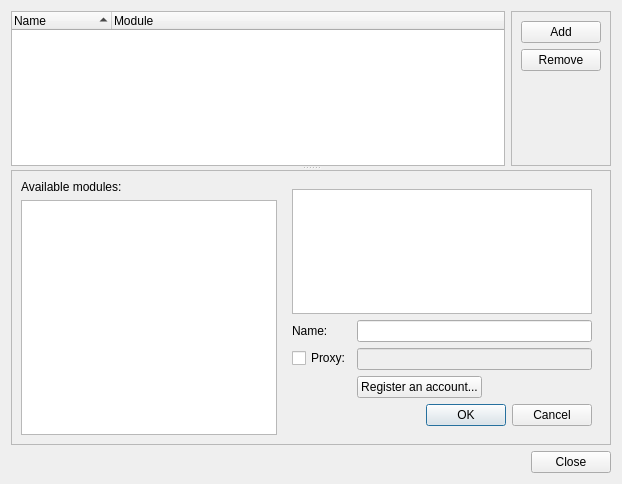
laurentb/weboob, file weboob/tools/application/qt/backendcfg.ui: the form before one commit.
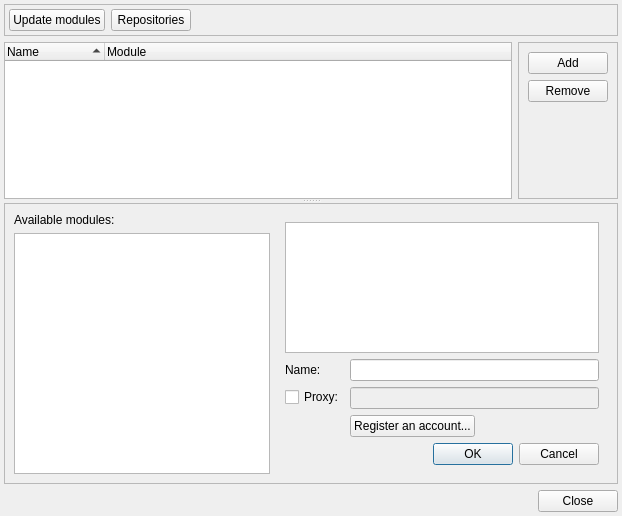
The form after the commit.

Commit message: add a repositories editor in weboob-config-qt

```diff
--- a/weboob/tools/application/qt/backendcfg.ui
+++ b/weboob/tools/application/qt/backendcfg.ui
@@ -7,13 +7,61 @@
     <x>0</x>
     <y>0</y>
     <width>622</width>
-    <height>484</height>
+    <height>516</height>
    </rect>
   </property>
   <property name="windowTitle">
    <string>Backends configuration</string>
   </property>
   <layout class="QVBoxLayout" name="verticalLayout_3">
+   <property name="spacing">
+    <number>6</number>
+   </property>
+   <property name="margin">
+    <number>4</number>
+   </property>
+   <item>
+    <widget class="QFrame" name="frame_3">
+     <property name="frameShape">
+      <enum>QFrame::StyledPanel</enum>
+     </property>
+     <property name="frameShadow">
+      <enum>QFrame::Raised</enum>
+     </property>
+     <layout class="QHBoxLayout" name="horizontalLayout_3">
+      <property name="margin">
+       <number>4</number>
+      </property>
+      <item>
+       <widget class="QPushButton" name="updateButton">
+        <property name="text">
+         <string>Update modules</string>
+        </property>
+       </widget>
+      </item>
+      <item>
+       <widget class="QPushButton" name="repositoriesButton">
+        <property name="text">
+         <string>Repositories</string>
+        </property>
+       </widget>
+      </item>
+      <item>
+       <spacer name="horizontalSpacer">
+        <property name="orientation">
+         <enum>Qt::Horizontal</enum>
+        </property>
+        <property name="sizeHint" stdset="0">
+         <size>
+          <width>40</width>
+          <height>20</height>
+         </size>
+        </property>
+       </spacer>
+      </item>
+     </layout>
+    </widget>
+   </item>
    <item>
     <widget class="QSplitter" name="splitter_2">
      <property name="orientation">
```
The commit also changes 2 other files.
